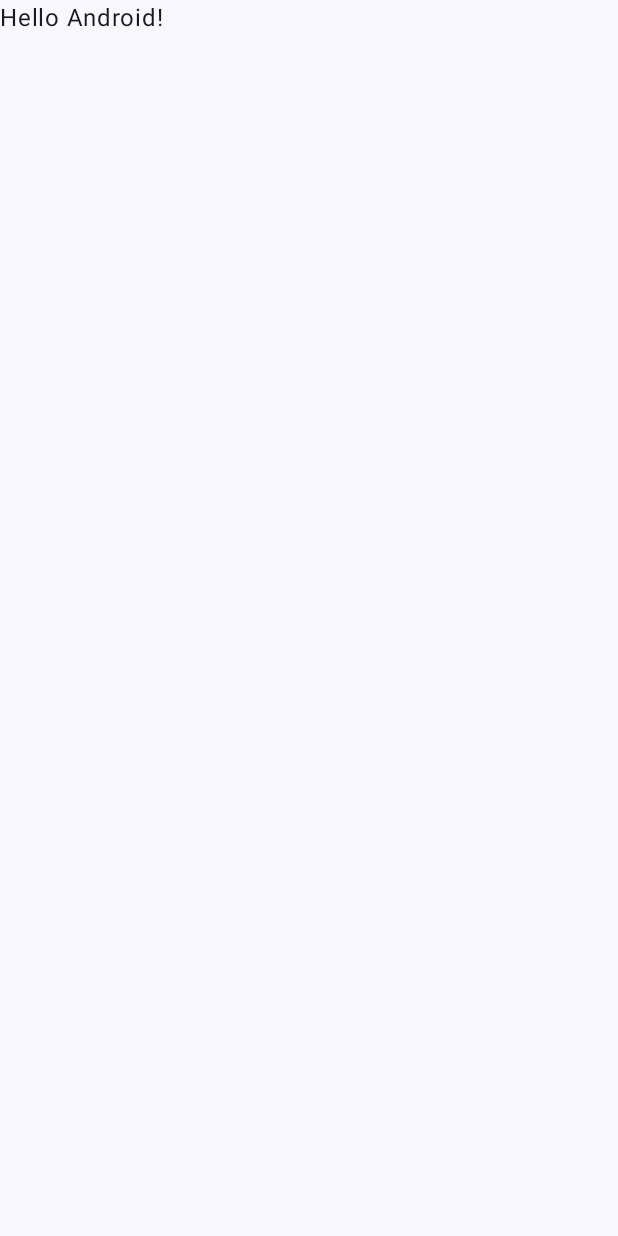
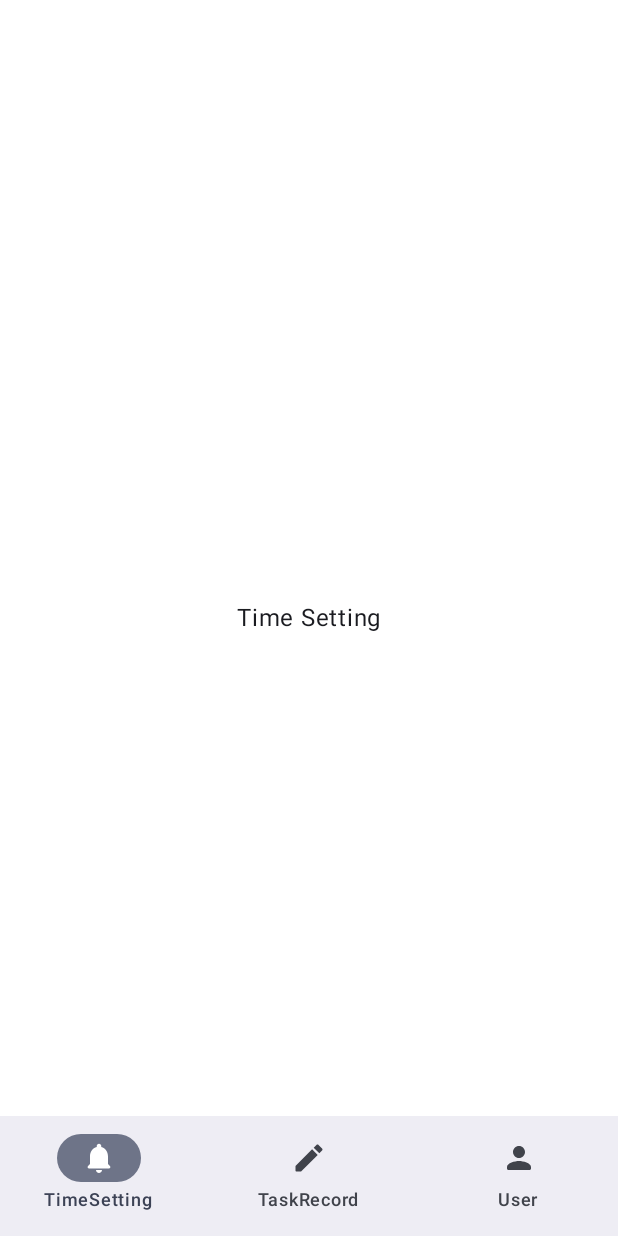
Before and after one commit to jungenoh3/MakeYourMorning, an Android app built with Jetpack Compose: the screen it shows after launch (MainActivity), on a phone screen of 412 x 824 dp. Before the commit the screen is almost empty. Run offline under Robolectric (Android 15) with nearby library versions, the phone set to English and light mode, and no system bars.

Commit message:
Bottom Bar Navgiation by Scaffold

```diff
--- a/app/src/main/java/com/yesnoheun3/makeyourmorning/MainActivity.kt
+++ b/app/src/main/java/com/yesnoheun3/makeyourmorning/MainActivity.kt
@@ -3,13 +3,19 @@ package com.yesnoheun3.makeyourmorning
 import android.os.Bundle
 import androidx.activity.ComponentActivity
 import androidx.activity.compose.setContent
+import androidx.annotation.DrawableRes
+import androidx.annotation.StringRes
+import androidx.compose.foundation.layout.Arrangement
+import androidx.compose.foundation.layout.Column
 import androidx.compose.foundation.layout.fillMaxSize
 import androidx.compose.material3.MaterialTheme
 import androidx.compose.material3.Surface
 import androidx.compose.material3.Text
 import androidx.compose.runtime.Composable
+import androidx.compose.ui.Alignment
 import androidx.compose.ui.Modifier
 import androidx.compose.ui.tooling.preview.Preview
+import androidx.navigation.compose.rememberNavController
 import com.yesnoheun3.makeyourmorning.ui.theme.MakeYourMorningTheme
 
 class MainActivity : ComponentActivity() {
@@ -17,30 +23,8 @@ class MainActivity : ComponentActivity() {
         super.onCreate(savedInstanceState)
         setContent {
             MakeYourMorningTheme {
-                // A surface container using the 'background' color from the theme
-                Surface(
-                    modifier = Modifier.fillMaxSize(),
-                    color = MaterialTheme.colorScheme.background
-                ) {
-                    Greeting("Android")
-                }
+                MainScreen()
             }
         }
     }
 }
-
-@Composable
-fun Greeting(name: String, modifier: Modifier = Modifier) {
-    Text(
-        text = "Hello $name!",
-        modifier = modifier
-    )
-}
-
-@Preview(showBackground = true)
-@Composable
-fun GreetingPreview() {
-    MakeYourMorningTheme {
-        Greeting("Android")
-    }
-}
--- /dev/null
+++ b/app/src/main/java/com/yesnoheun3/makeyourmorning/MainScreen.kt
@@ -0,0 +1,72 @@
+@file:OptIn(ExperimentalMaterial3Api::class)
+
+package com.yesnoheun3.makeyourmorning
+
+import androidx.compose.foundation.layout.fillMaxSize
+import androidx.compose.foundation.layout.padding
+import androidx.compose.material.icons.Icons
+import androidx.compose.material.icons.rounded.Create
+import androidx.compose.material.icons.rounded.Notifications
+import androidx.compose.material.icons.rounded.Person
+import androidx.compose.material3.ExperimentalMaterial3Api
+import androidx.compose.material3.Icon
+import androidx.compose.material3.NavigationBar
+import androidx.compose.material3.NavigationBarItem
+import androidx.compose.material3.Scaffold
+import androidx.compose.material3.Text
+import androidx.compose.runtime.Composable
+import androidx.compose.runtime.getValue
+import androidx.compose.runtime.mutableIntStateOf
+import androidx.compose.runtime.remember
+import androidx.compose.runtime.setValue
+import androidx.compose.ui.Modifier
+import com.yesnoheun3.pages.taskrecord.TaskRecord
+import com.yesnoheun3.pages.TimeSetting
+import com.yesnoheun3.pages.User
+
+@Composable
+fun MainScreen(modifier: Modifier = Modifier) {
+
+    val navItemList = listOf(
+        NavItem("TimeSetting", Icons.Rounded.Notifications),
+        NavItem("TaskRecord", Icons.Rounded.Create),
+        NavItem("User", Icons.Rounded.Person)
+    )
+
+    var selectedIndex by remember {
+        mutableIntStateOf(0)
+    }
+
+    Scaffold(
+        modifier = Modifier.fillMaxSize(),
+        bottomBar = {
+            NavigationBar {
+                navItemList.forEachIndexed{ index, navItem ->
+                    NavigationBarItem(
+                        selected = selectedIndex == index,
+                        onClick = {
+                                  selectedIndex = index
+                        },
+                        icon = { Icon(imageVector = navItem.icon, contentDescription = "Icon") },
+                        label ={
+                            Text(text = navItem.label)
+                        }
+                    )
+                }
+            }
+        }
+    ) {innerPadding ->
+        ContentScreen(modifier = Modifier.padding(innerPadding), selectedIndex)
+    }
+}
+
+@Composable
+fun ContentScreen(modifier: Modifier = Modifier, selectedIndex : Int) {
+    System.out.println("selectedIndex: $selectedIndex")
+
+    when(selectedIndex){
+        0-> TimeSetting()
+        1-> TaskRecord()
+        2-> User()
+    }
+}
--- /dev/null
+++ b/app/src/main/java/com/yesnoheun3/makeyourmorning/NavItem.kt
@@ -0,0 +1,8 @@
+package com.yesnoheun3.makeyourmorning
+
+import androidx.compose.ui.graphics.vector.ImageVector
+
+data class NavItem (
+    val label: String,
+    val icon: ImageVector
+)
--- /dev/null
+++ b/app/src/main/java/com/yesnoheun3/pages/TimeSetting.kt
@@ -0,0 +1,25 @@
+package com.yesnoheun3.pages
+
+import android.provider.CalendarContract.Colors
+import androidx.compose.foundation.background
+import androidx.compose.foundation.layout.Arrangement
+import androidx.compose.foundation.layout.Column
+import androidx.compose.foundation.layout.fillMaxSize
+import androidx.compose.material3.Text
+import androidx.compose.runtime.Composable
+import androidx.compose.ui.Alignment
+import androidx.compose.ui.Modifier
+import androidx.compose.ui.graphics.Color
+
+@Composable
+fun TimeSetting(modifier: Modifier = Modifier) {
+   Column(
+       modifier = modifier
+           .fillMaxSize()
+           .background(Color(0xFFFFFFFF)),
+       verticalArrangement = Arrangement.Center,
+       horizontalAlignment = Alignment.CenterHorizontally
+   ) {
+    Text(text = "Time Setting")
+   }
+}
```
Also changed, not shown: app/build.gradle.kts (+4 -3 lines), app/src/main/java/com/yesnoheun3/pages/User.kt (added, +24 -0 lines), app/src/main/java/com/yesnoheun3/pages/taskrecord/TaskRecord.kt (added, +24 -0 lines).
